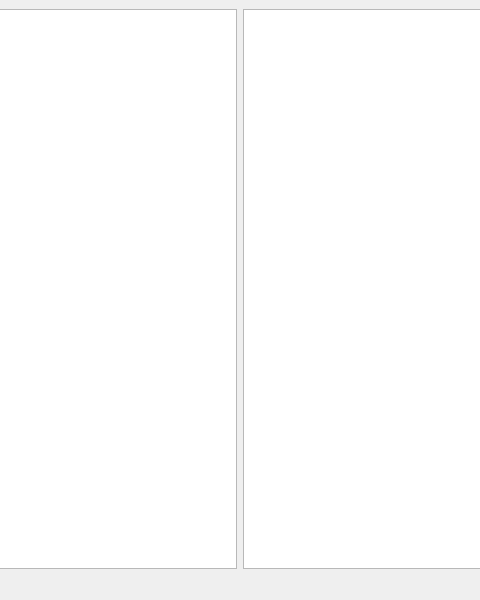
This is mainwindow.ui in AngryFender/Remini as Qt 5 draws it before an edit; both pictures show x 160 to 640 and y 0 to 600 of the 800 by 600 pixel window. The edited form follows.
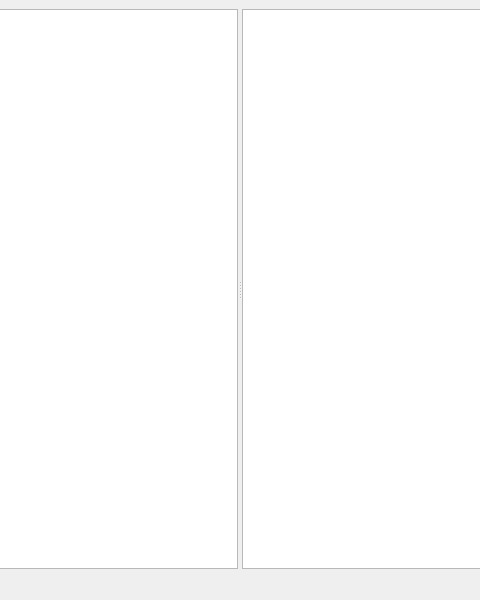
This is the edited form.

Commit message: 1. Added tree view update which now points to path from "config.txt" 2. The (tree view selected) file is now loading in textbox 2. The texbox text changes trigger saving the context to the (tree view selected) file

Diff of the .ui file:
```diff
--- a/mainwindow.ui
+++ b/mainwindow.ui
@@ -16,10 +16,17 @@
   <widget class="QWidget" name="centralwidget">
    <layout class="QHBoxLayout" name="horizontalLayout">
     <item>
-     <widget class="QTreeView" name="ui_tree_view"/>
-    </item>
-    <item>
-     <widget class="QTextEdit" name="textEdit"/>
+     <widget class="QSplitter" name="splitter">
+      <property name="orientation">
+       <enum>Qt::Horizontal</enum>
+      </property>
+      <widget class="QTreeView" name="uiTreeView"/>
+      <widget class="QTextEdit" name="uiTextView">
+       <property name="markdown">
+        <string notr="true"/>
+       </property>
+      </widget>
+     </widget>
     </item>
    </layout>
   </widget>
```
The commit also changes 3 other files.
